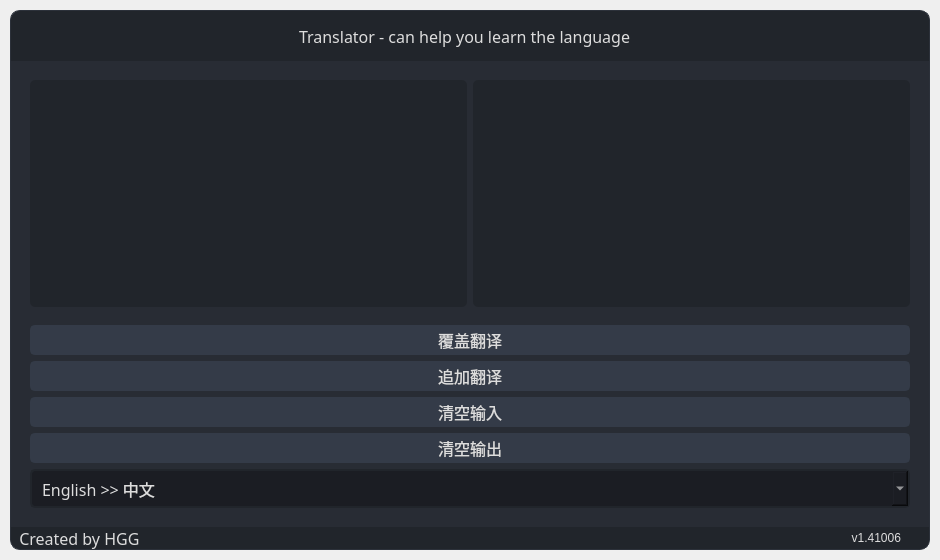
Before: the Qt Designer form ui_window.ui in huangqin19781200/Translator, drawn with Qt 5.
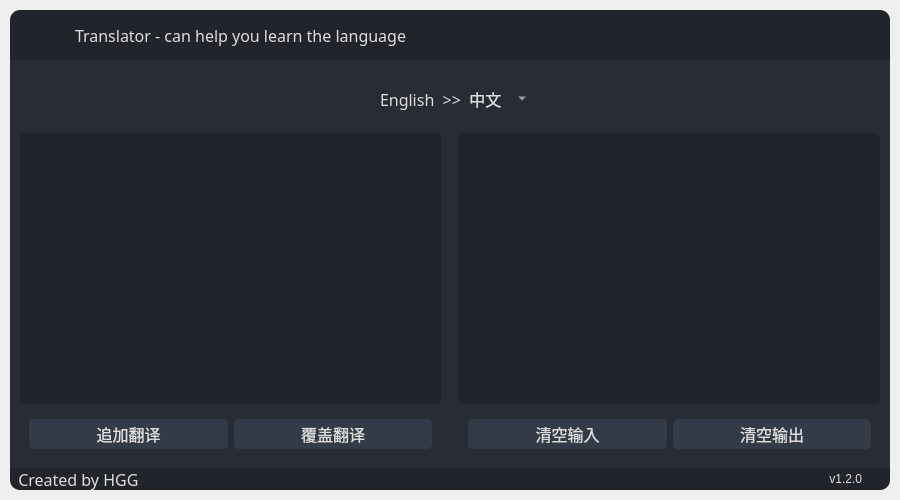
After: the same form once the commit is applied. Icons and pictures are not drawn.

What changed in the file:
```diff
--- a/ui_window.ui
+++ b/ui_window.ui
@@ -7,19 +7,23 @@
    <rect>
     <x>0</x>
     <y>0</y>
-    <width>940</width>
-    <height>560</height>
+    <width>900</width>
+    <height>500</height>
    </rect>
   </property>
   <property name="minimumSize">
    <size>
-    <width>940</width>
-    <height>560</height>
+    <width>900</width>
+    <height>500</height>
    </size>
   </property>
   <property name="windowTitle">
    <string>MainWindow</string>
   </property>
+  <property name="windowIcon">
+   <iconset resource="resources.qrc">
+    <normaloff>:/images/icon/winlogo.png</normaloff>:/images/icon/winlogo.png</iconset>
+  </property>
   <property name="styleSheet">
    <string notr="true"/>
   </property>
@@ -42,45 +46,33 @@
 	border: none;
 }
 
-/* 程序背景 */
-#frameAppBackground {
-	background-color: rgb(40, 44, 52);
-	border: 1px solid rgb(44, 49, 58);
-	border-top-left-radius: 10px;
-	border-top-right-radius: 10px;
-	border-bottom-left-radius: 10px;
-	border-bottom-right-radius: 10px;
-}
-
 /* 顶部栏 */
 #frameTopBackground {	
 	background-color: rgb(33, 37, 43);
 	border-top-left-radius: 10px;
 	border-top-right-radius: 10px;
-	border-bottom-left-radius: 0px;
-	border-bottom-right-radius: 0px;
 }
-#frameTopButtons .QPushButton {
+#frameTopBackground .QPushButton {
 	background-color: rgba(255, 255, 255, 0);
 	border: none;
-	border-radius: 5px;
 }
-#frameTopButtons .QPushButton:hover {
+#frameTopBackground .QPushButton:hover {
 	background-color: rgb(44, 49, 57);
 	border-style: solid;
-	border-radius: 4px;
 }
-#frameTopButtons .QPushButton:pressed {
+#frameTopBackground .QPushButton:pressed {
 	background-color: rgb(23, 26, 30);
 	border-style: solid;
-	border-radius: 4px;
+}
+
+/* 中间栏 */
+#frameContent {
+	background-color: rgb(40, 44, 52);
 }
 
 /* 底部栏 */
 #frameBottomBackground {	
 	background-color: rgb(33, 37, 43);
-	border-top-left-radius: 0px;
-	border-top-right-radius: 0px;
 	border-bottom-left-radius: 10px;
 	border-bottom-right-radius: 10px;
 }
@@ -122,51 +114,26 @@
 }
 
 /* 滚动条 */
- QScrollBar::sub-line:vertical {
+QScrollBar:vertical {
 	border: none;
-    background: rgb(55, 63, 77);
-     height: 20px;
- }
+    background: rgb(52, 59, 72);
+    width: 8px;
+    margin: 0px 0 0px 0;
+	border-radius: 4px;
+}
 QScrollBar::handle:vertical {	
 	background: rgb(189, 147, 249);
+    min-height: 25px;
 	border-radius: 4px
- }
-QScrollBar::handle:vertical:pressed {
-    background-color: rgb(255, 121, 198);
 }
- QScrollBar::add-page:vertical, QScrollBar::sub-page:vertical {
-    background: rgb(55, 63, 77);
- }
-
-/* 选项盒 */
-QComboBox{
-	background-color: rgb(27, 29, 35);
-	border-radius: 5px;
-	border: 2px solid rgb(33, 37, 43);
-	padding: 5px;
-	padding-left: 10px;
+QScrollBar::add-line:vertical {
+    border: none;
 }
-QComboBox:hover{
-	border: 2px solid rgb(64, 71, 88);
+QScrollBar::sub-line:vertical {
+	border: none;
 }
-QComboBox::drop-down {
-	subcontrol-origin: padding;
-	subcontrol-position: top right;
-	width: 25px; 
-	border-left-width: 3px;
-	border-left-color: rgba(39, 44, 54, 150);
-	border-left-style: solid;
-	border-top-right-radius: 3px;
-	border-bottom-right-radius: 3px;	
-	background-image: url(:/images/icon/arrow-bottom.png);
-	background-position: center;
-	background-repeat: no-reperat;
- }
-QComboBox QAbstractItemView {
-	color: rgb(255, 121, 198);	
-	background-color: rgb(33, 37, 43);
-	padding: 10px;
-	selection-background-color: rgb(39, 44, 54);
+QScrollBar::add-page:vertical, QScrollBar::sub-page:vertical {
+     background: none;
 }</string>
    </property>
    <layout class="QVBoxLayout" name="appMargins">
@@ -245,197 +212,28 @@
           <property name="bottomMargin">
            <number>0</number>
           </property>
-          <item row="0" column="1" alignment="Qt::AlignmentFlag::AlignHCenter">
-           <widget class="QWidget" name="widgetTop" native="true">
-            <property name="minimumSize">
-             <size>
-              <width>0</width>
-              <height>50</height>
-             </size>
-            </property>
-            <property name="maximumSize">
-             <size>
-              <width>16777215</width>
-              <height>50</height>
-             </size>
-            </property>
-            <layout class="QHBoxLayout" name="horizontalLayout_5">
-             <item>
-              <widget class="QLabel" name="labelTitleInfo">
-               <property name="sizePolicy">
-                <sizepolicy hsizetype="Preferred" vsizetype="Expanding">
-                 <horstretch>0</horstretch>
-                 <verstretch>0</verstretch>
-                </sizepolicy>
-               </property>
-               <property name="minimumSize">
-                <size>
-                 <width>0</width>
-                 <height>0</height>
-                </size>
-               </property>
-               <property name="maximumSize">
-                <size>
-                 <width>16777215</width>
-                 <height>16777215</height>
-                </size>
-               </property>
-               <property name="font">
-                <font>
-                 <family>阿里巴巴普惠体 2.0 55 Regular</family>
-                 <pointsize>12</pointsize>
-                 <italic>false</italic>
-                 <bold>false</bold>
-                </font>
-               </property>
-               <property name="text">
-                <string>Translator - can help you learn the language</string>
-               </property>
-               <property name="alignment">
-                <set>Qt::AlignmentFlag::AlignLeading|Qt::AlignmentFlag::AlignLeft|Qt::AlignmentFlag::AlignVCenter</set>
-               </property>
-              </widget>
-             </item>
-            </layout>
-           </widget>
-          </item>
-          <item row="0" column="3" alignment="Qt::AlignmentFlag::AlignRight">
-           <widget class="QFrame" name="frameTopButtons">
-            <property name="minimumSize">
-             <size>
-              <width>0</width>
-              <height>50</height>
-             </size>
-            </property>
-            <property name="maximumSize">
-             <size>
-              <width>16777215</width>
-              <height>50</height>
-             </size>
-            </property>
-            <property name="frameShape">
-             <enum>QFrame::Shape::NoFrame</enum>
-            </property>
-            <property name="frameShadow">
-             <enum>QFrame::Shadow::Raised</enum>
-            </property>
-            <layout class="QHBoxLayout" name="horizontalLayout_8">
-             <property name="spacing">
-              <number>5</number>
-             </property>
-             <property name="leftMargin">
-              <number>0</number>
-             </property>
-             <property name="topMargin">
-              <number>0</number>
-             </property>
-             <property name="rightMargin">
-              <number>0</number>
-             </property>
-             <property name="bottomMargin">
-              <number>0</number>
-             </property>
-             <item>
-              <widget class="QPushButton" name="btnMinimize">
-               <property name="minimumSize">
-                <size>
-                 <width>28</width>
-                 <height>28</height>
-                </size>
-               </property>
-               <property name="maximumSize">
-                <size>
-                 <width>28</width>
-                 <height>28</height>
-                </size>
-               </property>
-               <property name="cursor">
-                <cursorShape>PointingHandCursor</cursorShape>
-               </property>
-               <property name="toolTip">
-                <string>Minimize</string>
-               </property>
-               <property name="styleSheet">
-                <string notr="true"/>
-               </property>
-               <property name="text">
-                <string/>
-               </property>
-               <property name="icon">
-                <iconset resource="resources.qrc">
-                 <normaloff>:/images/icon/minimize.png</normaloff>:/images/icon/minimize.png</iconset>
-               </property>
-               <property name="iconSize">
-                <size>
-                 <width>20</width>
-                 <height>20</height>
-                </size>
-               </property>
-              </widget>
-             </item>
-             <item>
-              <widget class="QPushButton" name="btnMaximizeRestore">
-               <property name="minimumSize">
-                <size>
-                 <width>28</width>
-                 <height>28</height>
-                </size>
-               </property>
-               <property name="maximumSize">
-                <size>
-                 <width>28</width>
-                 <height>28</height>
-                </size>
-               </property>
-               <property name="font">
-                <font>
-                 <family>阿里巴巴普惠体 2.0 55 Regular</family>
-                 <pointsize>12</pointsize>
-                 <italic>false</italic>
-                 <bold>false</bold>
-                 <stylestrategy>PreferDefault</stylestrategy>
-                </font>
-               </property>
-               <property name="cursor">
-                <cursorShape>PointingHandCursor</cursorShape>
-               </property>
-               <property name="toolTip">
-                <string>Maximize</string>
-               </property>
-               <property name="text">
-                <string/>
-               </property>
-               <property name="icon">
-                <iconset resource="resources.qrc">
-                 <normaloff>:/images/icon/maximize.png</normaloff>:/images/icon/maximize.png</iconset>
-               </property>
-               <property name="iconSize">
-                <size>
-                 <width>20</width>
-                 <height>20</height>
-                </size>
-               </property>
-              </widget>
-             </item>
-             <item>
+          <item row="0" column="4">
               <widget class="QPushButton" name="btnClose">
                <property name="minimumSize">
                 <size>
-                 <width>28</width>
-                 <height>28</height>
+              <width>50</width>
+              <height>50</height>
                 </size>
                </property>
                <property name="maximumSize">
                 <size>
-                 <width>28</width>
-                 <height>28</height>
+              <width>50</width>
+              <height>50</height>
                 </size>
                </property>
                <property name="cursor">
                 <cursorShape>PointingHandCursor</cursorShape>
                </property>
                <property name="toolTip">
-                <string>Close</string>
+             <string/>
+            </property>
+            <property name="styleSheet">
+             <string notr="true"/>
                </property>
                <property name="text">
                 <string/>
@@ -452,10 +250,7 @@
                </property>
               </widget>
              </item>
-            </layout>
-           </widget>
-          </item>
-          <item row="0" column="0" alignment="Qt::AlignmentFlag::AlignLeft">
+          <item row="0" column="0">
            <widget class="QFrame" name="frameTopLogo">
             <property name="minimumSize">
              <size>
@@ -508,6 +303,148 @@
             </widget>
            </widget>
           </item>
+          <item row="0" column="2">
+           <widget class="QPushButton" name="btnMinimize">
+            <property name="minimumSize">
+             <size>
+              <width>50</width>
+              <height>50</height>
+             </size>
+            </property>
+            <property name="maximumSize">
+             <size>
+              <width>50</width>
+              <height>50</height>
+             </size>
+            </property>
+            <property name="cursor">
+             <cursorShape>PointingHandCursor</cursorShape>
+            </property>
+            <property name="toolTip">
+             <string>Minimize</string>
+            </property>
+            <property name="styleSheet">
+             <string notr="true"/>
+            </property>
+            <property name="text">
+             <string/>
+            </property>
+            <property name="icon">
+             <iconset resource="resources.qrc">
+              <normaloff>:/images/icon/minimize.png</normaloff>:/images/icon/minimize.png</iconset>
+            </property>
+            <property name="iconSize">
+             <size>
+              <width>20</width>
+              <height>20</height>
+             </size>
+            </property>
+           </widget>
+          </item>
+          <item row="0" column="3">
+           <widget class="QPushButton" name="btnMaximizeRestore">
+            <property name="minimumSize">
+             <size>
+              <width>50</width>
+              <height>50</height>
+             </size>
+            </property>
+            <property name="maximumSize">
+             <size>
+              <width>50</width>
+              <height>50</height>
+             </size>
+            </property>
+            <property name="font">
+             <font>
+              <family>阿里巴巴普惠体 2.0 55 Regular</family>
+              <pointsize>12</pointsize>
+              <italic>false</italic>
+              <bold>false</bold>
+              <stylestrategy>PreferDefault</stylestrategy>
+             </font>
+            </property>
+            <property name="cursor">
+             <cursorShape>PointingHandCursor</cursorShape>
+            </property>
+            <property name="toolTip">
+             <string/>
+            </property>
+            <property name="text">
+             <string/>
+            </property>
+            <property name="icon">
+             <iconset resource="resources.qrc">
+              <normaloff>:/images/icon/maximize.png</normaloff>:/images/icon/maximize.png</iconset>
+            </property>
+            <property name="iconSize">
+             <size>
+              <width>20</width>
+              <height>20</height>
+             </size>
+            </property>
+           </widget>
+          </item>
+          <item row="0" column="1">
+           <widget class="QWidget" name="widgetTop" native="true">
+            <property name="sizePolicy">
+             <sizepolicy hsizetype="MinimumExpanding" vsizetype="Preferred">
+              <horstretch>0</horstretch>
+              <verstretch>0</verstretch>
+             </sizepolicy>
+            </property>
+            <property name="minimumSize">
+             <size>
+              <width>0</width>
+              <height>50</height>
+             </size>
+            </property>
+            <property name="maximumSize">
+             <size>
+              <width>16777215</width>
+              <height>50</height>
+             </size>
+            </property>
+            <layout class="QHBoxLayout" name="horizontalLayout_5">
+             <item>
+              <widget class="QLabel" name="labelTitleInfo">
+               <property name="sizePolicy">
+                <sizepolicy hsizetype="Preferred" vsizetype="Expanding">
+                 <horstretch>0</horstretch>
+                 <verstretch>0</verstretch>
+                </sizepolicy>
+               </property>
+               <property name="minimumSize">
+                <size>
+                 <width>0</width>
+                 <height>0</height>
+                </size>
+               </property>
+               <property name="maximumSize">
+                <size>
+                 <width>16777215</width>
+                 <height>16777215</height>
+                </size>
+               </property>
+               <property name="font">
+                <font>
+                 <family>阿里巴巴普惠体 2.0 55 Regular</family>
+                 <pointsize>12</pointsize>
+                 <italic>false</italic>
+                 <bold>false</bold>
+                </font>
+               </property>
+               <property name="text">
+                <string>Translator - can help you learn the language</string>
+               </property>
+               <property name="alignment">
+                <set>Qt::AlignmentFlag::AlignLeading|Qt::AlignmentFlag::AlignLeft|Qt::AlignmentFlag::AlignVCenter</set>
+               </property>
+              </widget>
+             </item>
+            </layout>
+           </widget>
+          </item>
          </layout>
         </widget>
        </item>
@@ -546,10 +483,7 @@
             <property name="frameShadow">
              <enum>QFrame::Shadow::Raised</enum>
             </property>
-            <layout class="QVBoxLayout" name="verticalLayout_15">
-             <property name="spacing">
-              <number>0</number>
-             </property>
+            <layout class="QGridLayout" name="gridLayout_3">
              <property name="leftMargin">
               <number>10</number>
              </property>
@@ -562,48 +496,10 @@
              <property name="bottomMargin">
               <number>10</number>
              </property>
-             <item>
-              <widget class="QWidget" name="widgetContent" native="true">
-               <layout class="QHBoxLayout" name="horizontalLayout_4">
-                <item>
-                 <widget class="QPlainTextEdit" name="plainTextEditInput">
-                  <property name="minimumSize">
-                   <size>
-                    <width>100</width>
-                    <height>100</height>
-                   </size>
-                  </property>
-                  <property name="styleSheet">
-                   <string notr="true"/>
-                  </property>
-                  <property name="plainText">
-                   <string/>
-                  </property>
-                 </widget>
-                </item>
-                <item>
-                 <widget class="QPlainTextEdit" name="plainTextEditOutput">
-                  <property name="minimumSize">
-                   <size>
-                    <width>100</width>
-                    <height>100</height>
-                   </size>
-                  </property>
-                  <property name="styleSheet">
-                   <string notr="true"/>
-                  </property>
-                  <property name="plainText">
-                   <string/>
-                  </property>
-                 </widget>
-                </item>
-               </layout>
-              </widget>
-             </item>
-             <item>
-              <widget class="QWidget" name="widgetButtons" native="true">
-               <layout class="QVBoxLayout" name="verticalLayout_16">
-                <item>
+             <item row="3" column="0">
+              <widget class="QWidget" name="widgetButtons_2" native="true">
+               <layout class="QGridLayout" name="gridLayout_4">
+                <item row="0" column="2">
                  <widget class="QPushButton" name="btnSet">
                   <property name="minimumSize">
                    <size>
@@ -625,12 +521,15 @@
                     <bold>false</bold>
                    </font>
                   </property>
+                  <property name="cursor">
+                   <cursorShape>PointingHandCursor</cursorShape>
+                  </property>
                   <property name="text">
                    <string>覆盖翻译</string>
                   </property>
                  </widget>
                 </item>
-                <item>
+                <item row="0" column="1">
                  <widget class="QPushButton" name="btnAppend">
                   <property name="minimumSize">
                    <size>
@@ -652,13 +551,54 @@
                     <bold>false</bold>
                    </font>
                   </property>
+                  <property name="cursor">
+                   <cursorShape>PointingHandCursor</cursorShape>
+                  </property>
                   <property name="text">
                    <string>追加翻译</string>
                   </property>
                  </widget>
                 </item>
-                <item>
-                 <widget class="QPushButton" name="btnClearInput">
+               </layout>
+              </widget>
+             </item>
+             <item row="2" column="3">
+              <widget class="QPlainTextEdit" name="plainTextEditOutput">
+               <property name="minimumSize">
+                <size>
+                 <width>100</width>
+                 <height>100</height>
+                </size>
+               </property>
+               <property name="styleSheet">
+                <string notr="true"/>
+               </property>
+               <property name="plainText">
+                <string/>
+               </property>
+              </widget>
+             </item>
+             <item row="2" column="0">
+              <widget class="QPlainTextEdit" name="plainTextEditInput">
+               <property name="minimumSize">
+                <size>
+                 <width>100</width>
+                 <height>100</height>
+                </size>
+               </property>
+               <property name="styleSheet">
+                <string notr="true"/>
+               </property>
+               <property name="plainText">
+                <string/>
+               </property>
+              </widget>
+             </item>
+             <item row="0" column="0" colspan="4">
+              <widget class="QWidget" name="widgetButtons_3" native="true">
+               <layout class="QGridLayout" name="gridLayout_5">
+                <item row="0" column="0" alignment="Qt::AlignmentFlag::AlignHCenter">
+                 <widget class="QComboBox" name="comboxSelect">
                   <property name="minimumSize">
                    <size>
                     <width>150</width>
@@ -679,12 +619,72 @@
                     <bold>false</bold>
                    </font>
                   </property>
+                  <property name="cursor">
+                   <cursorShape>PointingHandCursor</cursorShape>
+                  </property>
+                  <property name="styleSheet">
+                   <string notr="true">QComboBox{
+	background: transparent;
+	border-radius: 5px;
+	border: 2px solid transparent;
+	padding: 5px;
+	padding-left: 10px;
+}
+QComboBox:hover{
+	border: 2px solid rgb(64, 71, 88);
+}
+QComboBox::drop-down {
+	width: 25px; 
+	background-image: url(:/images/icon/arrow-bottom.png);
+	background-position: center;
+	background-repeat: no-reperat;
+ }
+QComboBox QAbstractItemView {
+	color: rgb(255, 121, 198);	
+	background-color: rgb(40, 44, 52);
+	padding: 10px;
+	selection-background-color: rgb(39, 44, 54);
+}</string>
+                  </property>
+                  <item>
                   <property name="text">
-                   <string>清空输入</string>
-                  </property>
-                 </widget>
+                    <string>English  &gt;&gt;  中文</string>
+                   </property>
                 </item>
                 <item>
+                   <property name="text">
+                    <string>中文  &gt;&gt;  English</string>
+                   </property>
+                  </item>
+                  <item>
+                   <property name="text">
+                    <string>Русский  &gt;&gt;  中文</string>
+                   </property>
+                  </item>
+                  <item>
+                   <property name="text">
+                    <string>中文  &gt;&gt;  Русский</string>
+                   </property>
+                  </item>
+                  <item>
+                   <property name="text">
+                    <string>日本語  &gt;&gt;  中文</string>
+                   </property>
+                  </item>
+                  <item>
+                   <property name="text">
+                    <string>中文  &gt;&gt;  日本語</string>
+                   </property>
+                  </item>
+                 </widget>
+                </item>
+               </layout>
+              </widget>
+             </item>
+             <item row="3" column="3">
+              <widget class="QWidget" name="widgetButtons" native="true">
+               <layout class="QGridLayout" name="gridLayout_2">
+                <item row="0" column="1">
                  <widget class="QPushButton" name="btnClearOutput">
                   <property name="minimumSize">
                    <size>
@@ -706,13 +706,20 @@
                     <bold>false</bold>
                    </font>
                   </property>
+                  <property name="cursor">
+                   <cursorShape>PointingHandCursor</cursorShape>
+                  </property>
                   <property name="text">
                    <string>清空输出</string>
                   </property>
+                  <property name="icon">
+                   <iconset resource="resources.qrc">
+                    <normaloff>:/images/icon/delete.png</normaloff>:/images/icon/delete.png</iconset>
+                  </property>
                  </widget>
                 </item>
-                <item>
-                 <widget class="QComboBox" name="comboxSelect">
+                <item row="0" column="0">
+                 <widget class="QPushButton" name="btnClearInput">
                   <property name="minimumSize">
                    <size>
                     <width>150</width>
@@ -733,36 +740,19 @@
                     <bold>false</bold>
                    </font>
                   </property>
-                  <item>
-                   <property name="text">
-                    <string>English &gt;&gt; 中文</string>
-                   </property>
-                  </item>
-                  <item>
+                  <property name="cursor">
+                   <cursorShape>PointingHandCursor</cursorShape>
+                  </property>
                    <property name="text">
-                    <string>日本語 &gt;&gt; 中文</string>
-                   </property>
-                  </item>
-                  <item>
-                   <property name="text">
-                    <string>Русский &gt;&gt; 中文</string>
-                   </property>
-                  </item>
-                  <item>
-                   <property name="text">
-                    <string>中文 &gt;&gt; English</string>
-                   </property>
-                  </item>
-                  <item>
-                   <property name="text">
-                    <string>中文 &gt;&gt; 日本語</string>
-                   </property>
-                  </item>
-                  <item>
-                   <property name="text">
-                    <string>中文 &gt;&gt; Русский</string>
-                   </property>
-                  </item>
+                   <string>清空输入</string>
+                  </property>
+                  <property name="icon">
+                   <iconset resource="resources.qrc">
+                    <normaloff>:/images/icon/delete.png</normaloff>:/images/icon/delete.png</iconset>
+                  </property>
+                 </widget>
+                </item>
+               </layout>
                  </widget>
                 </item>
                </layout>
@@ -849,7 +839,7 @@
                 </size>
                </property>
                <property name="text">
-                <string>v1.41006</string>
+             <string>v1.2.0</string>
                </property>
                <property name="alignment">
                 <set>Qt::AlignmentFlag::AlignRight|Qt::AlignmentFlag::AlignTrailing|Qt::AlignmentFlag::AlignVCenter</set>
@@ -888,6 +878,9 @@
                     <height>10</height>
                    </size>
                   </property>
+               <property name="cursor">
+                <cursorShape>SizeFDiagCursor</cursorShape>
+               </property>
                   <property name="styleSheet">
                    <string notr="true">background-image: url(:/images/icon/size-grip.png);</string>
                   </property>
@@ -897,9 +890,6 @@
                   <property name="frameShadow">
                    <enum>QFrame::Shadow::Raised</enum>
                   </property>
-                 </widget>
-                </item>
-               </layout>
               </widget>
              </item>
             </layout>
```
Lines whose indentation alone changed are shown as unchanged.
